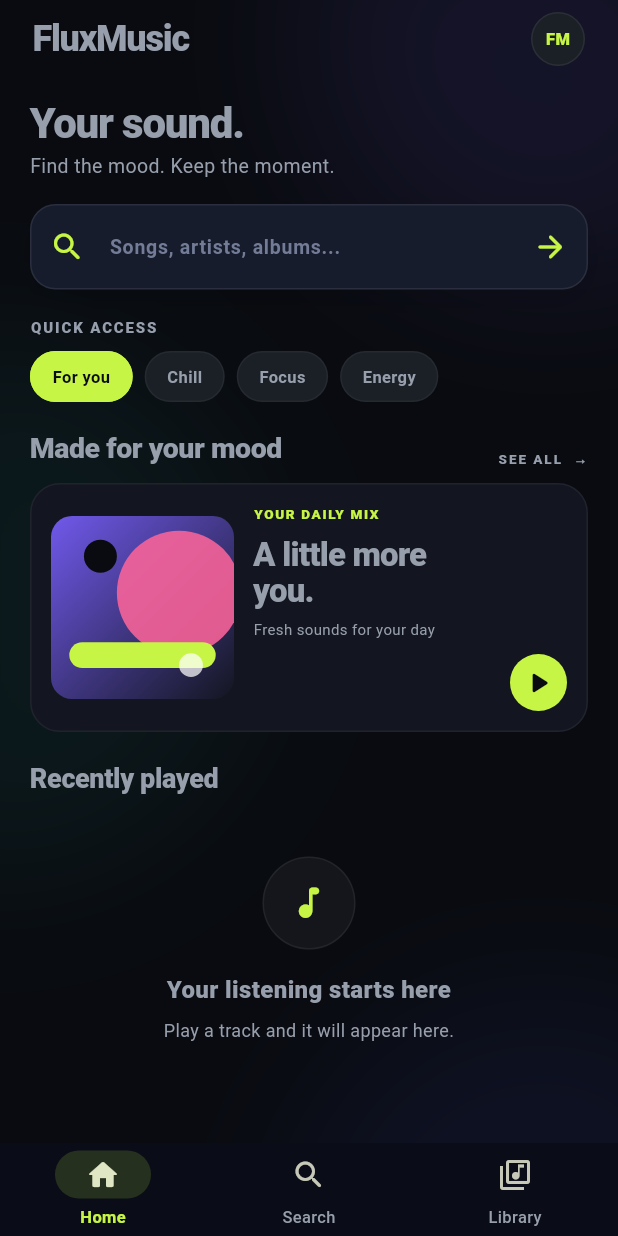
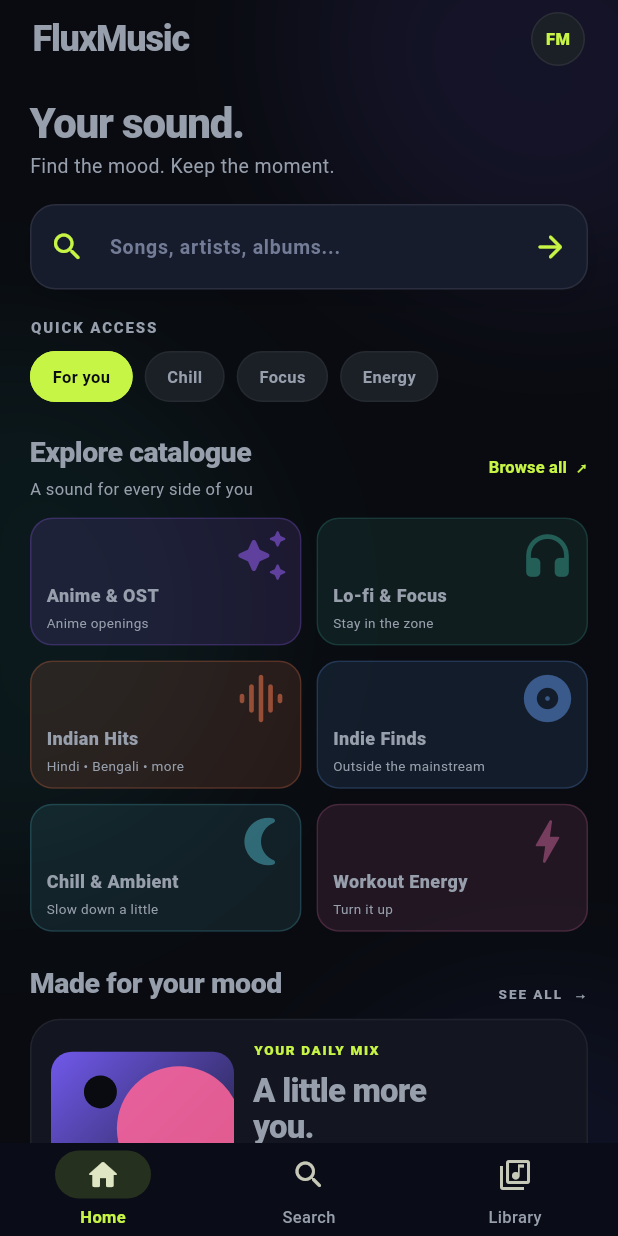
Before and after one commit to CrazeStudio/FluxMusic, a Flutter app: the screen it shows after launch, on a phone screen of 412 x 824 dp. Run offline on Flutter 3.47's test engine with Material 3 defaults, Android fonts, the phone set to English and light mode, and no system bars; our stand-ins replace audio_service, flutter_svg, just_audio, permission_handler, shared_preferences; missing offline and left inert: dart_ytmusic_api, youtube_explode_dart.

Commit message:
Add browsable music catalogue to FluxMusic home

```diff
--- a/lib/main.dart
+++ b/lib/main.dart
@@ -467,7 +467,37 @@ class _MusicHomeState extends State<MusicHome> {
             _quickChip('Energy', 'upbeat music'),
           ]),
         ),
-        const SizedBox(height: 17),
+        const SizedBox(height: 20),
+        Row(children: <Widget>[
+          const Expanded(child: Column(crossAxisAlignment: CrossAxisAlignment.start, children: <Widget>[
+            Text('Explore catalogue', style: TextStyle(fontSize: 19, fontWeight: FontWeight.w800, letterSpacing: -.35)),
+            SizedBox(height: 3),
+            Text('A sound for every side of you', style: TextStyle(color: _muted, fontSize: 11)),
+          ])),
+          TextButton(
+            onPressed: () => setState(() => _tab = 1),
+            style: TextButton.styleFrom(foregroundColor: _mint, visualDensity: VisualDensity.compact, padding: EdgeInsets.zero),
+            child: const Text('Browse all  ↗', style: TextStyle(fontSize: 11, fontWeight: FontWeight.w700)),
+          ),
+        ]),
+        const SizedBox(height: 11),
+        GridView.count(
+          crossAxisCount: 2,
+          shrinkWrap: true,
+          physics: const NeverScrollableScrollPhysics(),
+          crossAxisSpacing: 10,
+          mainAxisSpacing: 10,
+          childAspectRatio: 2.12,
+          children: <Widget>[
+            _catalogueTile('Anime & OST', 'Anime openings', const Color(0xFF7049B8), Icons.auto_awesome_rounded, 'anime openings'),
+            _catalogueTile('Lo-fi & Focus', 'Stay in the zone', const Color(0xFF286E65), Icons.headphones_rounded, 'lofi beats focus'),
+            _catalogueTile('Indian Hits', 'Hindi • Bengali • more', const Color(0xFFB15A3D), Icons.graphic_eq_rounded, 'Indian hit songs Hindi Bengali'),
+            _catalogueTile('Indie Finds', 'Outside the mainstream', const Color(0xFF4269A3), Icons.album_rounded, 'indie music'),
+            _catalogueTile('Chill & Ambient', 'Slow down a little', const Color(0xFF397D8B), Icons.nightlight_round, 'chill ambient music'),
+            _catalogueTile('Workout Energy', 'Turn it up', const Color(0xFF8D476D), Icons.bolt_rounded, 'workout upbeat music'),
+          ],
+        ),
+        const SizedBox(height: 21),
         _sectionHeading('Made for your mood', 'SEE ALL  →'),
         const SizedBox(height: 10),
         _featureCard(),
@@ -487,6 +517,34 @@ class _MusicHomeState extends State<MusicHome> {
           ..._recent.take(4).toList().asMap().entries.map((entry) => _recentTrackRow(entry.value, entry.key)),
         const SizedBox(height: 6),
       ],
+    );
+  }
+
+  Widget _catalogueTile(String title, String subtitle, Color color, IconData icon, String query) {
+    return Material(
+      color: color.withValues(alpha: .18),
+      borderRadius: BorderRadius.circular(15),
+      child: InkWell(
+        borderRadius: BorderRadius.circular(15),
+        onTap: () => _search(query),
+        child: Ink(
+          decoration: BoxDecoration(
+            borderRadius: BorderRadius.circular(15),
+            border: Border.all(color: color.withValues(alpha: .35)),
+          ),
+          child: Stack(children: <Widget>[
+            Positioned(right: 7, top: 5, child: Icon(icon, size: 38, color: color.withValues(alpha: .8))),
+            Padding(
+              padding: const EdgeInsets.fromLTRB(10, 10, 4, 8),
+              child: Column(crossAxisAlignment: CrossAxisAlignment.start, mainAxisAlignment: MainAxisAlignment.end, children: <Widget>[
+                Text(title, maxLines: 1, overflow: TextOverflow.ellipsis, style: const TextStyle(fontSize: 12, fontWeight: FontWeight.w800)),
+                const SizedBox(height: 3),
+                Text(subtitle, maxLines: 1, overflow: TextOverflow.ellipsis, style: const TextStyle(color: _muted, fontSize: 9)),
+              ]),
+            ),
+          ]),
+        ),
+      ),
     );
   }
 
```
